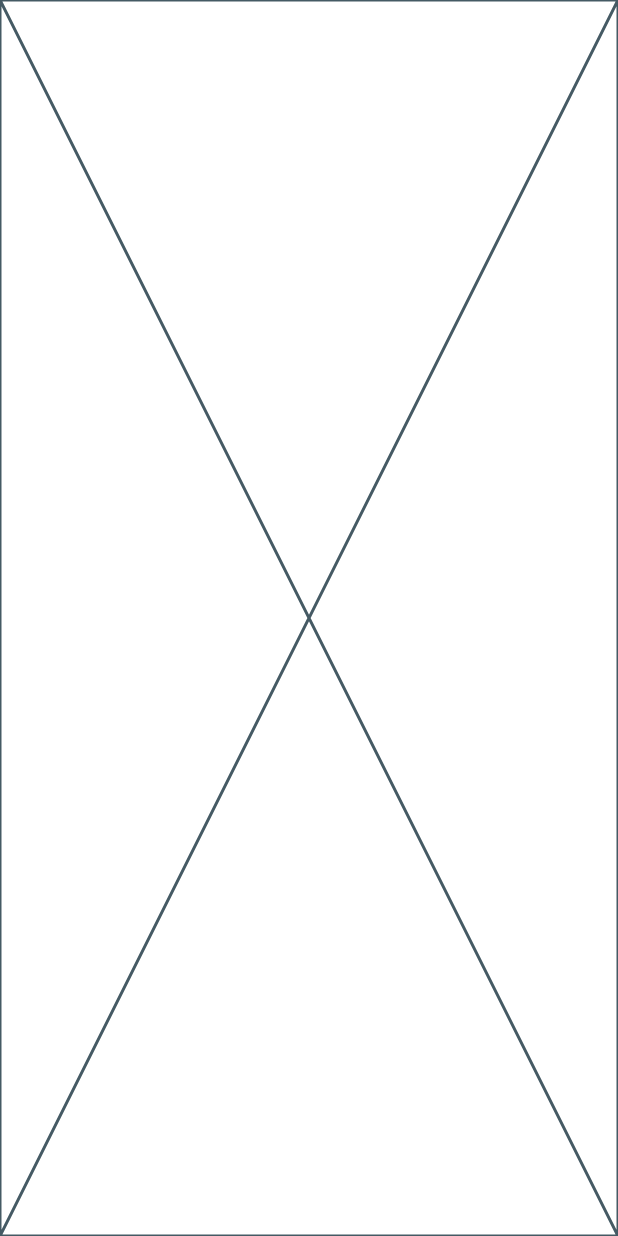
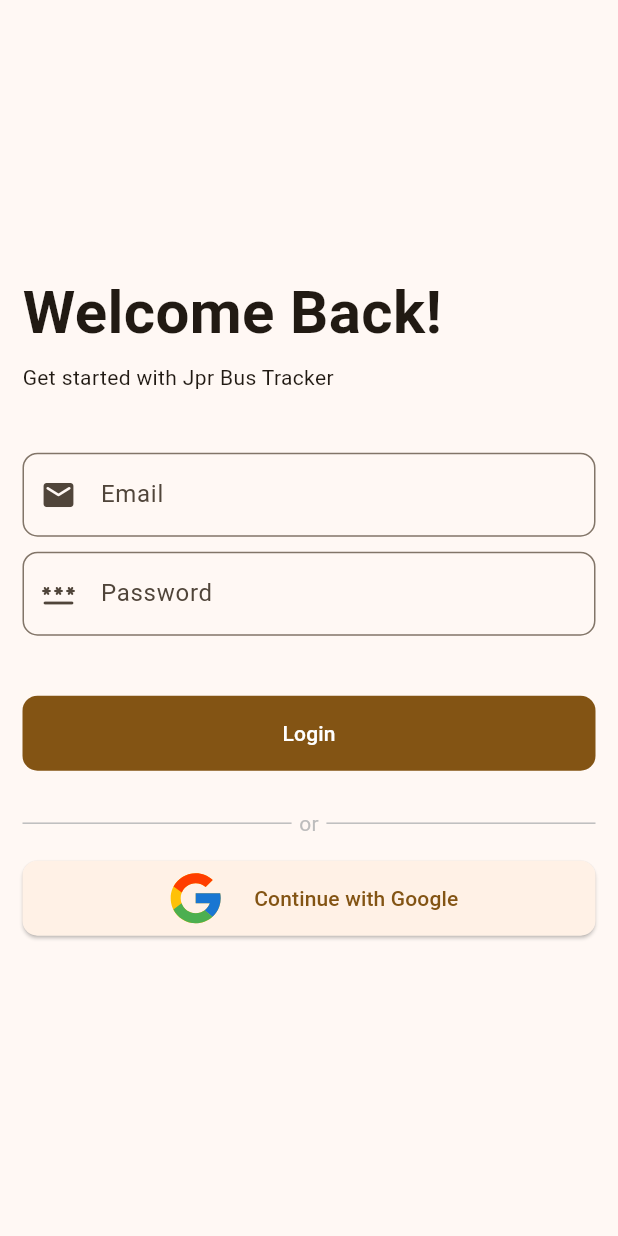
Before and after one commit to MiniCodedev/bus_tracker_app, a Flutter app: the screen it shows after launch, on a phone screen of 412 x 824 dp. Run offline on Flutter 3.47's test engine with Material 3 defaults, Android fonts, the phone set to English and light mode, and no system bars; our stand-ins replace firebase_core, flutter_svg, google_maps_flutter, location, permission_handler; accounts and stored records are empty; Roboto replaces fonts that are missing (Poppins).

Commit message:
Update app theme and UI components; add BasicButton and BasicField widgets

```diff
--- /dev/null
+++ b/lib/core/common/widgets/basic_button.dart
@@ -0,0 +1,24 @@
+import 'package:flutter/material.dart';
+
+class BasicButton extends StatelessWidget {
+  final void Function() onPressed;
+  final String text;
+  final double width;
+  const BasicButton(
+      {super.key,
+      required this.onPressed,
+      required this.text,
+      this.width = double.maxFinite});
+
+  @override
+  Widget build(BuildContext context) {
+    return FilledButton(
+      onPressed: onPressed,
+      style: ButtonStyle(
+          fixedSize: WidgetStatePropertyAll(Size(width, 50)),
+          shape: WidgetStatePropertyAll(
+              RoundedRectangleBorder(borderRadius: BorderRadius.circular(10)))),
+      child: Text(text),
+    );
+  }
+}
--- /dev/null
+++ b/lib/core/common/widgets/basic_field.dart
@@ -0,0 +1,37 @@
+import 'package:bus_tracker_app/core/theme/app_colors.dart';
+import 'package:flutter/material.dart';
+
+class BasicField extends StatelessWidget {
+  final String hintText;
+  final TextEditingController controller;
+  final IconData icon;
+  final bool isobscureText;
+  const BasicField(
+      {super.key,
+      required this.controller,
+      required this.icon,
+      this.isobscureText = false,
+      required this.hintText});
+
+  @override
+  Widget build(BuildContext context) {
+    return TextFormField(
+      controller: controller,
+      obscureText: isobscureText,
+      validator: (value) {
+        if (value == null || value.isEmpty) {
+          return '$hintText is missing!';
+        }
+        return null;
+      },
+      decoration: InputDecoration(
+        hintText: hintText,
+        prefixIcon: Icon(icon),
+        border: OutlineInputBorder(
+          borderSide: BorderSide(color: AppColors.primaryColor),
+          borderRadius: BorderRadius.circular(10),
+        ),
+      ),
+    );
+  }
+}
--- a/lib/core/theme/app_colors.dart
+++ b/lib/core/theme/app_colors.dart
@@ -1,5 +1,5 @@
 import 'package:flutter/material.dart';
 
 class AppColors {
-  static Color primaryColor = Colors.cyan;
+  static Color primaryColor = const Color.fromARGB(255, 172, 108, 11);
 }
--- a/lib/core/theme/app_theme.dart
+++ b/lib/core/theme/app_theme.dart
@@ -4,6 +4,7 @@ import 'app_colors.dart';
 class AppTheme {
   static ThemeData lightTheme = ThemeData(
     colorSchemeSeed: AppColors.primaryColor,
+    fontFamily: "Poppins",
     useMaterial3: true,
   );
 }
--- a/lib/features/auth/presentation/pages/auth_page.dart
+++ b/lib/features/auth/presentation/pages/auth_page.dart
@@ -1,3 +1,6 @@
+import 'package:bus_tracker_app/core/common/widgets/basic_button.dart';
+import 'package:bus_tracker_app/core/common/widgets/basic_field.dart';
+import 'package:bus_tracker_app/features/auth/presentation/widgets/google_button.dart';
 import 'package:flutter/material.dart';
 
 class AuthPage extends StatefulWidget {
@@ -10,6 +13,89 @@ class AuthPage extends StatefulWidget {
 class _AuthPageState extends State<AuthPage> {
   @override
   Widget build(BuildContext context) {
-    return const Placeholder();
+    final height = MediaQuery.of(context).size.height;
+    return Scaffold(
+      body: SingleChildScrollView(
+        child: Padding(
+          padding: EdgeInsets.all(15.0),
+          child: Column(
+            mainAxisAlignment: MainAxisAlignment.center,
+            crossAxisAlignment: CrossAxisAlignment.start,
+            children: [
+              SizedBox(
+                height: height * 0.2,
+              ),
+              Text(
+                'Welcome Back!',
+                style: TextStyle(fontWeight: FontWeight.bold, fontSize: 40),
+              ),
+              SizedBox(
+                height: 5,
+              ),
+              Text(
+                'Get started with Jpr Bus Tracker',
+              ),
+              SizedBox(
+                height: 40,
+              ),
+              BasicField(
+                  hintText: "Email",
+                  icon: Icons.email_rounded,
+                  controller: TextEditingController()),
+              SizedBox(
+                height: 10,
+              ),
+              BasicField(
+                hintText: "Password",
+                icon: Icons.password_rounded,
+                controller: TextEditingController(),
+                isobscureText: true,
+              ),
+              SizedBox(
+                height: 40,
+              ),
+              BasicButton(onPressed: () {}, text: "Login"),
+              SizedBox(
+                height: 20,
+              ),
+              Row(
+                children: [
+                  Expanded(
+                    child: Container(
+                      height: 1,
+                      color: Colors.grey[400],
+                    ),
+                  ),
+                  Padding(
+                    padding:
+                        const EdgeInsets.symmetric(vertical: 5, horizontal: 5),
+                    child: Text(
+                      "or",
+                      style: TextStyle(color: Colors.grey[400]),
+                    ),
+                  ),
+                  Expanded(
+                    child: Container(
+                      height: 1,
+                      width: 100,
+                      color: Colors.grey[400],
+                    ),
+                  ),
+                ],
+              ),
+              SizedBox(
+                height: 10,
+              ),
+              GoogleButton(
+                onPressed: () {},
+              ),
+              SizedBox(
+                height: height * 0.15,
+              ),
+            ],
+          ),
+        ),
+      ),
+    );
   }
 }
--- /dev/null
+++ b/lib/features/auth/presentation/widgets/google_button.dart
@@ -0,0 +1,35 @@
+import 'package:bus_tracker_app/core/assets/app_svg.dart';
+import 'package:flutter/material.dart';
+import 'package:flutter_svg/flutter_svg.dart';
+
+class GoogleButton extends StatelessWidget {
+  final void Function() onPressed;
+  final double width;
+  const GoogleButton(
+      {super.key, this.width = double.maxFinite, required this.onPressed});
+
+  @override
+  Widget build(BuildContext context) {
+    return ElevatedButton(
+      onPressed: onPressed,
+      style: ButtonStyle(
+          fixedSize: WidgetStatePropertyAll(Size(width, 50)),
+          shape: WidgetStateProperty.all(RoundedRectangleBorder(
+            borderRadius: BorderRadius.circular(10),
+          ))),
+      child: Container(
+        padding: EdgeInsets.all(5),
+        child: Row(
+          mainAxisAlignment: MainAxisAlignment.center,
+          children: [
+            SvgPicture.asset(AppSvg.googleSvg),
+            SizedBox(
+              width: 15,
+            ),
+            Text("Continue with Google")
+          ],
+        ),
+      ),
+    );
+  }
+}
--- a/lib/features/driver_home/presentation/pages/driver_home_page.dart
+++ b/lib/features/driver_home/presentation/pages/driver_home_page.dart
@@ -69,8 +69,16 @@ class _DriverHomePageState extends State<DriverHomePage> {
   Widget build(BuildContext context) {
     final width = MediaQuery.of(context).size.width;
     return Scaffold(
-      body: Card(
-        color: Colors.white,
+      appBar: AppBar(
+        title: Text("Bus Tracker",
+            style: TextStyle(color: Colors.white, fontWeight: FontWeight.bold)),
+        backgroundColor: AppColors.primaryColor,
+      ),
+      body: Padding(
+        padding: const EdgeInsets.all(10.0),
+        child: Column(
+          children: [
+            Card(
               child: Padding(
                 padding: const EdgeInsets.all(20.0),
                 child: Column(
@@ -80,7 +88,8 @@ class _DriverHomePageState extends State<DriverHomePage> {
                         Text(
                           isOnline ? "If you go offline" : "Go online",
                           style: TextStyle(
-                        fontWeight: FontWeight.bold, fontSize: width / 30),
+                              fontWeight: FontWeight.bold,
+                              fontSize: width / 30),
                         ),
                         const SizedBox(
                           width: 5,
@@ -99,7 +108,8 @@ class _DriverHomePageState extends State<DriverHomePage> {
                               ? "you don't share the location."
                               : "to share location.",
                           style: TextStyle(
-                        fontWeight: FontWeight.bold, fontSize: width / 30),
+                              fontWeight: FontWeight.bold,
+                              fontSize: width / 30),
                         )
                       ],
                     ),
@@ -138,6 +148,9 @@ class _DriverHomePageState extends State<DriverHomePage> {
                 ),
               ),
             ),
+          ],
+        ),
+      ),
     );
   }
 }
--- a/lib/main.dart
+++ b/lib/main.dart
@@ -19,6 +19,7 @@ class MyApp extends StatelessWidget {
   @override
   Widget build(BuildContext context) {
     return MaterialApp(
+      debugShowCheckedModeBanner: false,
       home: const AuthPage(),
       theme: AppTheme.lightTheme,
     );
--- a/pubspec.yaml
+++ b/pubspec.yaml
@@ -28,13 +28,14 @@ environment:
 # the latest version available on pub.dev. To see which dependencies have newer
 # versions available, run `flutter pub outdated`.
 dependencies:
+  cloud_firestore: ^5.6.4
   cupertino_icons: ^1.0.8
-  cloud_firestore: ^5.6.4
   firebase_auth: ^5.5.1
   firebase_core: ^3.12.1
   flutter:
     sdk: flutter
   flutter_bloc: ^9.0.0
+  flutter_svg: ^2.0.17
   google_maps_flutter: ^2.10.1
   location: ^8.0.0
   permission_handler: ^11.4.0
```
Also changed, not shown: pubspec.lock. Lines whose indentation alone changed are shown as unchanged.
